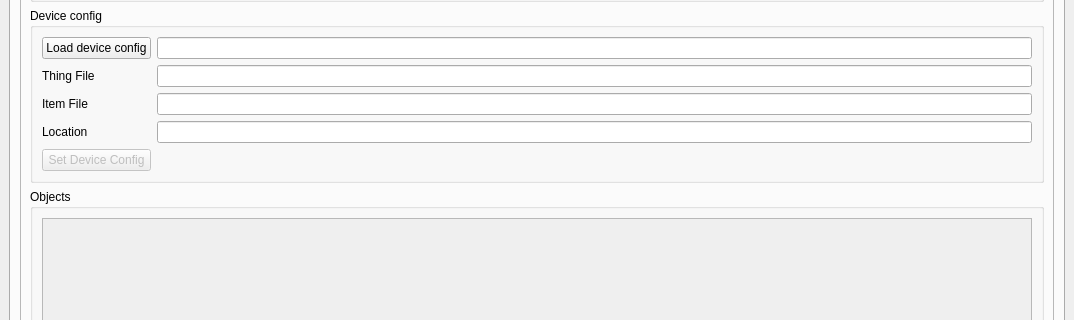
First picture: the form in tasmohabUI.ui, repository Gifford47/tasmohab, before the edit; both pictures show x 0 to 1074 and y 307 to 627 of the 1074 by 847 pixel window.
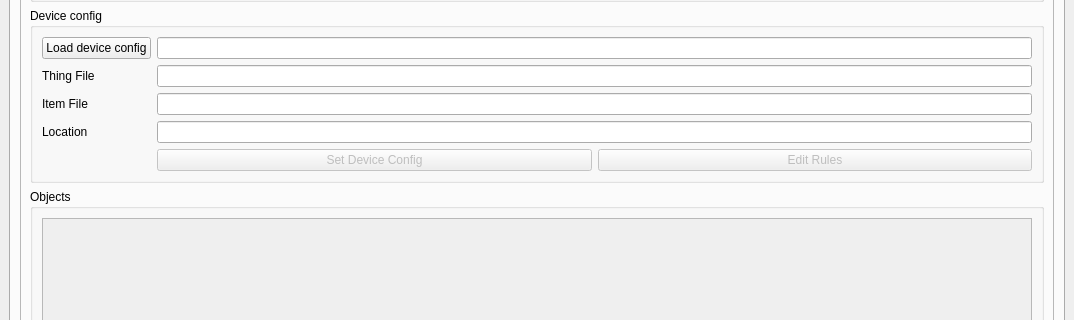
Second picture: the form after the edit. Icons and pictures are not drawn.

Commit message: - updated UI to display tasmota rule editor

What changed in the file:
```diff
--- a/tasmohabUI.ui
+++ b/tasmohabUI.ui
@@ -302,9 +302,22 @@
              <layout class="QVBoxLayout" name="verticalLayout_5">
               <item>
                <layout class="QGridLayout" name="gridLayout_4">
+                <item row="3" column="0">
+                 <widget class="QLabel" name="lbl_location">
+                  <property name="text">
+                   <string>Location</string>
+                  </property>
+                 </widget>
+                </item>
+                <item row="3" column="1">
+                 <widget class="QLineEdit" name="txt_location"/>
+                </item>
                 <item row="1" column="1">
                  <widget class="QLineEdit" name="txt_thing_file"/>
                 </item>
+                <item row="0" column="1">
+                 <widget class="QLineEdit" name="txt_config_file_path"/>
+                </item>
                 <item row="0" column="0">
                  <widget class="QPushButton" name="btn_load_object">
                   <property name="text">
@@ -322,19 +335,6 @@
                   </property>
                  </widget>
                 </item>
-                <item row="0" column="1">
-                 <widget class="QLineEdit" name="txt_config_file_path"/>
-                </item>
-                <item row="4" column="0">
-                 <widget class="QPushButton" name="btn_set_dev_conf">
-                  <property name="enabled">
-                   <bool>false</bool>
-                  </property>
-                  <property name="text">
-                   <string>Set Device Config</string>
-                  </property>
-                 </widget>
-                </item>
                 <item row="2" column="0">
                  <widget class="QLabel" name="lbl_item_file">
                   <property name="text">
@@ -342,15 +342,29 @@
                   </property>
                  </widget>
                 </item>
-                <item row="3" column="0">
-                 <widget class="QLabel" name="lbl_location">
-                  <property name="text">
-                   <string>Location</string>
-                  </property>
-                 </widget>
-                </item>
-                <item row="3" column="1">
-                 <widget class="QLineEdit" name="txt_location"/>
+                <item row="4" column="1">
+                 <layout class="QHBoxLayout" name="horizontalLayout">
+                  <item>
+                   <widget class="QPushButton" name="btn_set_dev_conf">
+                    <property name="enabled">
+                     <bool>false</bool>
+                    </property>
+                    <property name="text">
+                     <string>Set Device Config</string>
+                    </property>
+                   </widget>
+                  </item>
+                  <item>
+                   <widget class="QPushButton" name="btn_gen_rules">
+                    <property name="enabled">
+                     <bool>false</bool>
+                    </property>
+                    <property name="text">
+                     <string>Edit Rules</string>
+                    </property>
+                   </widget>
+                  </item>
+                 </layout>
                 </item>
                </layout>
               </item>
@@ -375,8 +389,8 @@
                     <rect>
                      <x>0</x>
                      <y>0</y>
-                     <width>1012</width>
-                     <height>295</height>
+                     <width>988</width>
+                     <height>157</height>
                     </rect>
                    </property>
                    <layout class="QGridLayout" name="gridLayout_17"/>
@@ -718,7 +732,7 @@
      <x>0</x>
      <y>0</y>
      <width>1074</width>
-     <height>18</height>
+     <height>21</height>
     </rect>
    </property>
    <widget class="QMenu" name="menuTasmHAB">
```
Left out of the diff: 1 changed line with no effect on the pictures.
